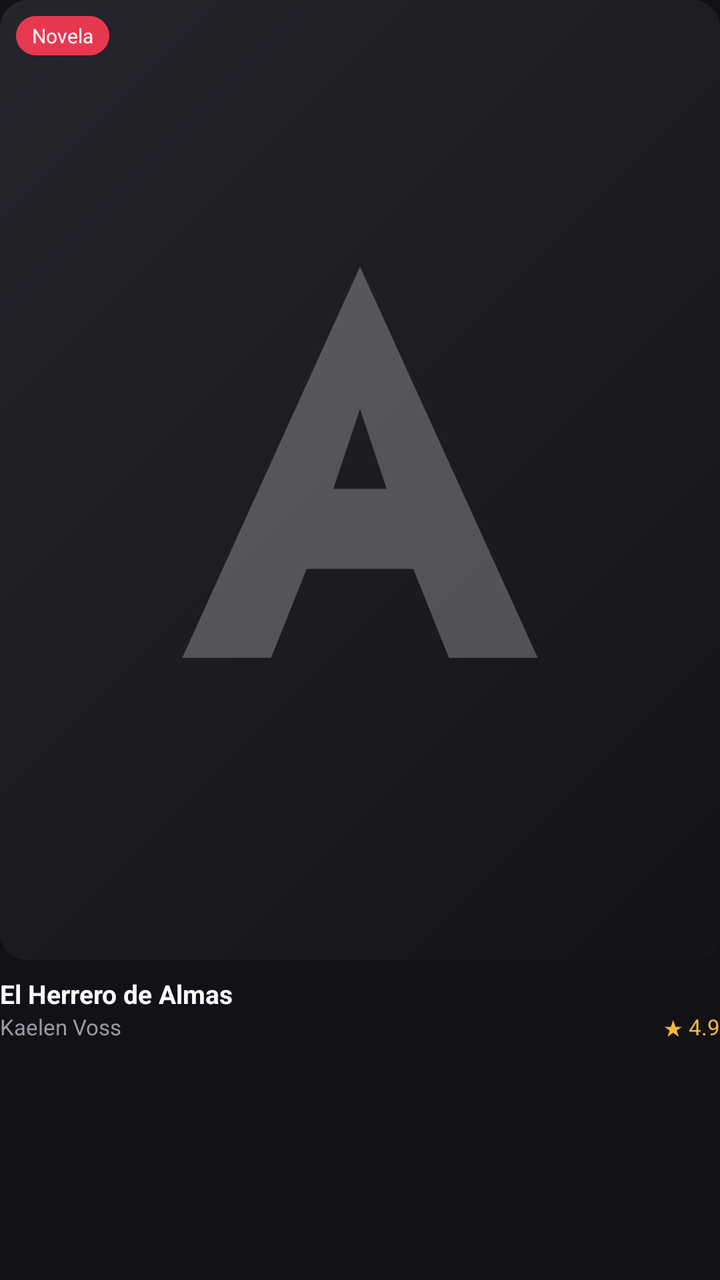
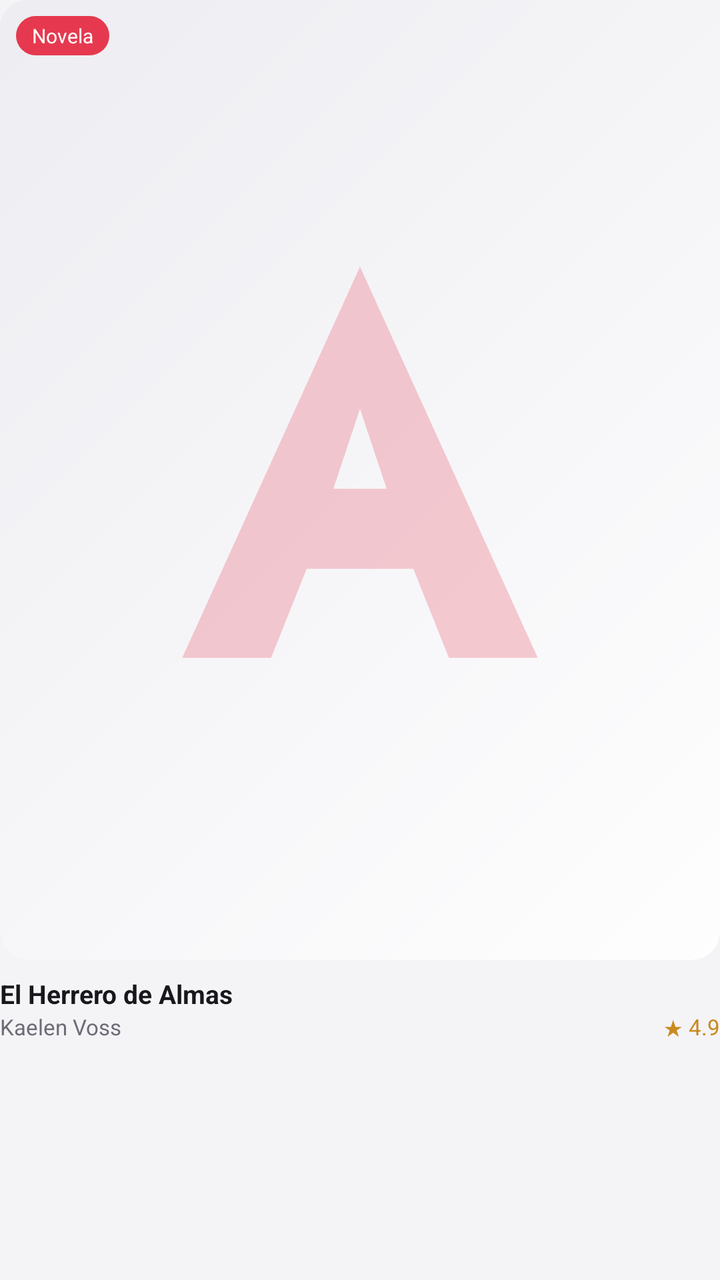

Two renders of the same Android screen: before a commit and after it. Below are the layout's source before the change and the commit's diff.
<!-- AndroidManifest.xml: application theme Theme.Attor -->
<!-- res/layout/item_book_card.xml -->
<?xml version="1.0" encoding="utf-8"?>
<LinearLayout xmlns:android="http://schemas.android.com/apk/res/android"
    xmlns:app="http://schemas.android.com/apk/res-auto"
    android:layout_width="match_parent"
    android:layout_height="wrap_content"
    android:layout_marginBottom="12dp"
    android:orientation="vertical">

    <androidx.cardview.widget.CardView
        android:layout_width="match_parent"
        android:layout_height="wrap_content"
        app:cardCornerRadius="14dp"
        app:cardElevation="0dp"
        app:cardBackgroundColor="@color/surface_card">

        <androidx.constraintlayout.widget.ConstraintLayout
            android:layout_width="match_parent"
            android:layout_height="wrap_content">

            <ImageView
                android:id="@+id/imgCover"
                android:layout_width="0dp"
                android:layout_height="0dp"
                android:scaleType="centerCrop"
                android:contentDescription="@null"
                android:background="@color/surface_input"
                android:src="@drawable/placeholder_cover"
                app:layout_constraintDimensionRatio="3:4"
                app:layout_constraintTop_toTopOf="parent"
                app:layout_constraintStart_toStartOf="parent"
                app:layout_constraintEnd_toEndOf="parent" />

            
            <TextView
                android:id="@+id/txtFormatBadge"
                android:layout_width="wrap_content"
                android:layout_height="wrap_content"
                android:layout_margin="8dp"
                android:background="@drawable/bg_chip_selected"
                android:paddingStart="8dp"
                android:paddingTop="3dp"
                android:paddingEnd="8dp"
                android:paddingBottom="3dp"
                android:text="Novela"
                android:textColor="@color/white"
                android:textSize="10sp"
                app:layout_constraintTop_toTopOf="@id/imgCover"
                app:layout_constraintStart_toStartOf="@id/imgCover" />

        </androidx.constraintlayout.widget.ConstraintLayout>
    </androidx.cardview.widget.CardView>

    <TextView
        android:id="@+id/txtTitle"
        android:layout_width="match_parent"
        android:layout_height="wrap_content"
        android:layout_marginTop="8dp"
        android:maxLines="1"
        android:ellipsize="end"
        android:text="El Herrero de Almas"
        android:textColor="@color/text_primary"
        android:textSize="13sp"
        android:textStyle="bold" />

    <LinearLayout
        android:layout_width="match_parent"
        android:layout_height="wrap_content"
        android:orientation="horizontal">

        <TextView
            android:id="@+id/txtAuthor"
            android:layout_width="0dp"
            android:layout_height="wrap_content"
            android:layout_weight="1"
            android:maxLines="1"
            android:ellipsize="end"
            android:text="Kaelen Voss"
            android:textColor="@color/text_secondary"
            android:textSize="11sp" />

        <TextView
            android:id="@+id/txtRating"
            android:layout_width="wrap_content"
            android:layout_height="wrap_content"
            android:text="★ 4.9"
            android:textColor="@color/star_gold"
            android:textSize="11sp" />
    </LinearLayout>

</LinearLayout>
<!-- resources referenced by this layout -->
<resources>
  <color name="star_gold">#F5B942</color>
  <color name="surface_card">#232329</color>
  <color name="surface_input">#26262E</color>
  <color name="text_primary">#FFFFFF</color>
  <color name="text_secondary">#9A9AA5</color>
  <color name="white">#FFFFFF</color>
  <!-- drawable bg_chip_selected (drawable) -->
  <?xml version="1.0" encoding="utf-8"?>
  <shape xmlns:android="http://schemas.android.com/apk/res/android"
      android:shape="rectangle">
      <solid android:color="@color/accent_red" />
      <corners android:radius="20dp" />
  </shape>
  <!-- drawable placeholder_cover (drawable) -->
  <?xml version="1.0" encoding="utf-8"?>
  <layer-list xmlns:android="http://schemas.android.com/apk/res/android">
      <item android:drawable="@drawable/bg_placeholder_cover" />
      <item
          android:width="56dp"
          android:height="56dp"
          android:gravity="center"
          android:drawable="@drawable/ic_placeholder_mark" />
  </layer-list>
  <style name="Theme.Attor" parent="Theme.MaterialComponents.DayNight.NoActionBar">
          <item name="colorPrimary">@color/accent_red</item>
          <item name="colorPrimaryDark">@color/accent_red_dark</item>
          <item name="colorAccent">@color/accent_red</item>
          <item name="android:windowBackground">@color/background_primary</item>
          <item name="android:statusBarColor" tools:targetApi="21">@color/background_primary</item>
          <item name="android:navigationBarColor" tools:targetApi="21">@color/background_secondary</item>
      </style>
  <color name="accent_red">#E63950</color>
  <!-- drawable bg_placeholder_cover (drawable) -->
  <?xml version="1.0" encoding="utf-8"?>
  <shape xmlns:android="http://schemas.android.com/apk/res/android"
      android:shape="rectangle">
      <gradient
          android:type="linear"
          android:angle="315"
          android:startColor="@color/surface_input"
          android:endColor="@color/background_primary" />
  </shape>
  <!-- drawable ic_placeholder_mark (drawable) -->
  <?xml version="1.0" encoding="utf-8"?>
  <vector xmlns:android="http://schemas.android.com/apk/res/android"
      android:width="108dp"
      android:height="108dp"
      android:viewportWidth="108"
      android:viewportHeight="108">
      <path
          android:fillColor="#40FFFFFF"
          android:pathData="M34,74 L54,30 L74,74 L64,74 L60,64 L48,64 L44,74 Z M51,55 L57,55 L54,46 Z" />
  </vector>
  <color name="accent_red_dark">#C22C40</color>
  <color name="background_primary">#121216</color>
  <color name="background_secondary">#1B1B21</color>
</resources>

<!-- the commit's change to res/layout/item_book_card.xml (unified diff, before → after) -->
@@ -3,7 +3,6 @@
     xmlns:app="http://schemas.android.com/apk/res-auto"
     android:layout_width="match_parent"
     android:layout_height="wrap_content"
-    android:layout_marginBottom="12dp"
     android:orientation="vertical">
 
     <androidx.cardview.widget.CardView
@@ -30,7 +29,6 @@
                 app:layout_constraintStart_toStartOf="parent"
                 app:layout_constraintEnd_toEndOf="parent" />
 
-            
             <TextView
                 android:id="@+id/txtFormatBadge"
                 android:layout_width="wrap_content"
<!-- resource entries referenced after the edit -->
@@ -1,15 +1,14 @@
 <!-- resources referenced by this layout -->
 <resources>
-  <color name="star_gold">#F5B942</color>
-  <color name="surface_card">#232329</color>
-  <color name="surface_input">#26262E</color>
-  <color name="text_primary">#FFFFFF</color>
-  <color name="text_secondary">#9A9AA5</color>
+  <color name="star_gold">#C98A1F</color>
+  <color name="surface_card">#FFFFFF</color>
+  <color name="surface_input">#ECECF1</color>
+  <color name="text_primary">#17171C</color>
+  <color name="text_secondary">#6C6C76</color>
   <color name="white">#FFFFFF</color>
   <!-- drawable bg_chip_selected (drawable) -->
   <?xml version="1.0" encoding="utf-8"?>
-  <shape xmlns:android="http://schemas.android.com/apk/res/android"
-      android:shape="rectangle">
+  <shape xmlns:android="http://schemas.android.com/apk/res/android" android:shape="rectangle">
       <solid android:color="@color/accent_red" />
       <corners android:radius="20dp" />
   </shape>
@@ -17,11 +16,7 @@
   <?xml version="1.0" encoding="utf-8"?>
   <layer-list xmlns:android="http://schemas.android.com/apk/res/android">
       <item android:drawable="@drawable/bg_placeholder_cover" />
-      <item
-          android:width="56dp"
-          android:height="56dp"
-          android:gravity="center"
-          android:drawable="@drawable/ic_placeholder_mark" />
+      <item android:width="56dp" android:height="56dp" android:gravity="center" android:drawable="@drawable/ic_placeholder_mark" />
   </layer-list>
   <style name="Theme.Attor" parent="Theme.MaterialComponents.DayNight.NoActionBar">
           <item name="colorPrimary">@color/accent_red</item>
@@ -29,32 +24,24 @@
           <item name="colorAccent">@color/accent_red</item>
           <item name="android:windowBackground">@color/background_primary</item>
           <item name="android:statusBarColor" tools:targetApi="21">@color/background_primary</item>
-          <item name="android:navigationBarColor" tools:targetApi="21">@color/background_secondary</item>
+          <item name="android:navigationBarColor" tools:targetApi="21">@color/bottom_nav_bg</item>
       </style>
   <color name="accent_red">#E63950</color>
   <!-- drawable bg_placeholder_cover (drawable) -->
   <?xml version="1.0" encoding="utf-8"?>
-  <shape xmlns:android="http://schemas.android.com/apk/res/android"
-      android:shape="rectangle">
-      <gradient
-          android:type="linear"
-          android:angle="315"
-          android:startColor="@color/surface_input"
-          android:endColor="@color/background_primary" />
+  <shape xmlns:android="http://schemas.android.com/apk/res/android" android:shape="rectangle">
+      <gradient android:type="linear" android:angle="315" android:startColor="@color/surface_input" android:endColor="@color/background_secondary" />
   </shape>
   <!-- drawable ic_placeholder_mark (drawable) -->
   <?xml version="1.0" encoding="utf-8"?>
   <vector xmlns:android="http://schemas.android.com/apk/res/android"
-      android:width="108dp"
-      android:height="108dp"
-      android:viewportWidth="108"
-      android:viewportHeight="108">
-      <path
-          android:fillColor="#40FFFFFF"
-          android:pathData="M34,74 L54,30 L74,74 L64,74 L60,64 L48,64 L44,74 Z M51,55 L57,55 L54,46 Z" />
+      android:width="108dp" android:height="108dp"
+      android:viewportWidth="108" android:viewportHeight="108">
+      <path android:fillColor="#40E63950" android:pathData="M34,74 L54,30 L74,74 L64,74 L60,64 L48,64 L44,74 Z M51,55 L57,55 L54,46 Z" />
   </vector>
   <color name="accent_red_dark">#C22C40</color>
-  <color name="background_primary">#121216</color>
-  <color name="background_secondary">#1B1B21</color>
+  <color name="background_primary">#F4F4F7</color>
+  <color name="bottom_nav_bg">#FFFFFF</color>
+  <color name="background_secondary">#FFFFFF</color>
 </resources>
 
